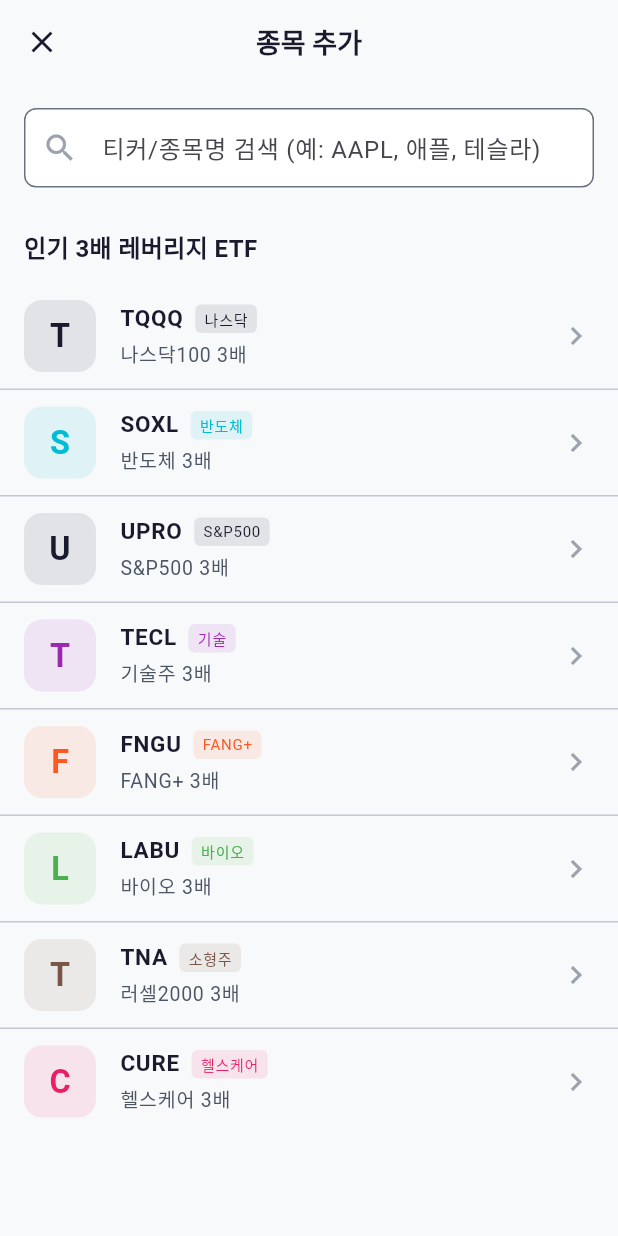
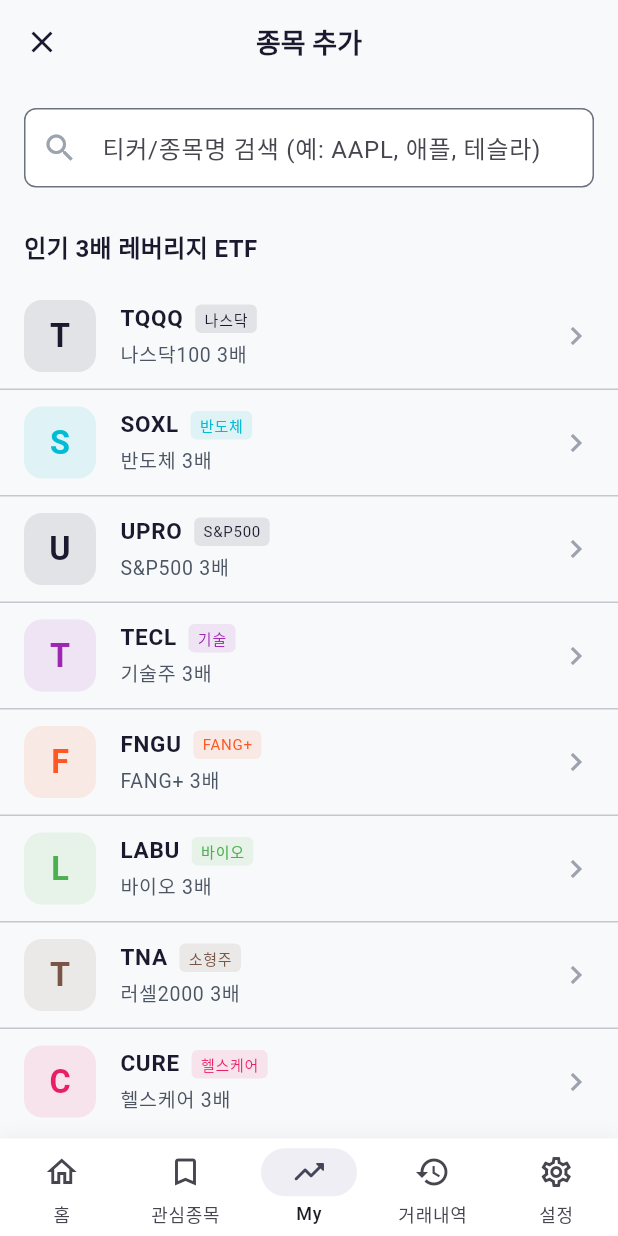
Before and after one commit to Juhyunkyu/jstock, a Flutter app: the StocksScreen screen opened by its route, after a tap on "종목 추가하기", on a phone screen of 412 x 824 dp. Run offline on Flutter 3.47's test engine with Material 3 defaults, Android fonts, the phone set to English and light mode, and no system bars; our stand-ins replace dio, fl_chart, flutter_local_notifications, flutter_riverpod, go_router, hive and 3 more; missing offline and left inert: dart:js_interop, workmanager; accounts and stored records are empty; network calls fail; Roboto replaces fonts that are missing (Pretendard).

Commit message:
Always show navigation tabs + fix dark mode "완료" button
- Remove _isMainTabRoute conditional: bottom nav and nav rail now
  visible on all pages including detail screens
- Fix "완료(기록)" button using hardcoded AppColors.primary (invisible
  in dark mode) → context.appAccent
- Fix "완료" badge using hardcoded AppColors.secondary → context.appAccent

Co-Authored-By: Claude Opus 4.6 <noreply@anthropic.com>

```diff
--- a/lib/presentation/screens/holdings/archived_holding_detail_screen.dart
+++ b/lib/presentation/screens/holdings/archived_holding_detail_screen.dart
@@ -75,9 +75,7 @@ class ArchivedHoldingDetailScreen extends ConsumerWidget {
             margin: const EdgeInsets.only(right: 16),
             padding: const EdgeInsets.symmetric(horizontal: 10, vertical: 4),
             decoration: BoxDecoration(
-              color: context.isDarkMode
-                  ? AppColors.secondary.withValues(alpha: 0.2)
-                  : AppColors.secondary.withValues(alpha: 0.1),
+              color: context.appAccent.withValues(alpha: 0.15),
               borderRadius: BorderRadius.circular(12),
             ),
             child: Text(
@@ -85,7 +83,7 @@ class ArchivedHoldingDetailScreen extends ConsumerWidget {
               style: TextStyle(
                 fontSize: 12,
                 fontWeight: FontWeight.w700,
-                color: AppColors.secondary,
+                color: context.appAccent,
               ),
             ),
           ),
--- a/lib/presentation/widgets/common/main_shell.dart
+++ b/lib/presentation/widgets/common/main_shell.dart
@@ -81,15 +81,6 @@ class _MainShellState extends ConsumerState<MainShell> {
     });
   }
 
-  /// 현재 라우트가 메인 탭(홈, 관심종목, My, 거래내역, 설정)인지 확인
-  bool _isMainTabRoute(BuildContext context) {
-    final location = GoRouterState.of(context).uri.path;
-    return location == '/' ||
-        location == '/watchlist' ||
-        location == '/stocks' ||
-        location == '/history' ||
-        location == '/settings';
-  }
 
   /// 관심종목 알림 처리 (빌드 밖에서 안전하게 실행)
   void _handleWatchlistAlerts(List<AlertNotification> alerts) {
@@ -146,7 +137,6 @@ class _MainShellState extends ConsumerState<MainShell> {
     return LayoutBuilder(
       builder: (context, constraints) {
         final width = constraints.maxWidth;
-        final isMainTab = _isMainTabRoute(context);
 
         // Desktop (>=1200px): Extended NavigationRail + 좌측 정렬 콘텐츠
         if (width >= 1200) {
@@ -189,14 +179,14 @@ class _MainShellState extends ConsumerState<MainShell> {
                 ),
               ),
             ),
-            bottomNavigationBar: isMainTab ? const _BottomNavBar() : null,
+            bottomNavigationBar: const _BottomNavBar(),
           );
         }
 
         // Mobile (<768px): BottomNav only for main tabs
         return Scaffold(
           body: _wrapWithBanner(widget.child),
-          bottomNavigationBar: isMainTab ? const _BottomNavBar() : null,
+          bottomNavigationBar: const _BottomNavBar(),
         );
       },
     );
--- a/lib/presentation/widgets/holdings/holding_card.dart
+++ b/lib/presentation/widgets/holdings/holding_card.dart
@@ -215,8 +215,8 @@ class HoldingCard extends StatelessWidget {
                   icon: const Icon(Icons.archive_outlined, size: 18),
                   label: const Text('완료(기록)'),
                   style: OutlinedButton.styleFrom(
-                    foregroundColor: AppColors.primary,
-                    side: const BorderSide(color: AppColors.primary),
+                    foregroundColor: context.appAccent,
+                    side: BorderSide(color: context.appAccent),
                     padding: const EdgeInsets.symmetric(vertical: 10),
                     shape: RoundedRectangleBorder(
                       borderRadius: BorderRadius.circular(10),
```
